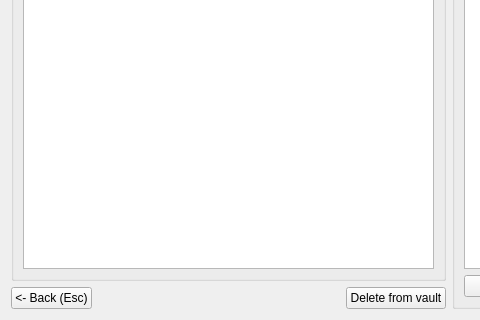
First picture: the form in ui_files/TheShop_Dialog.ui, repository nogasgofast/Adventure_Wrench, before the edit; both pictures show x 0 to 480 and y 266 to 586 of the 898 by 586 pixel window.
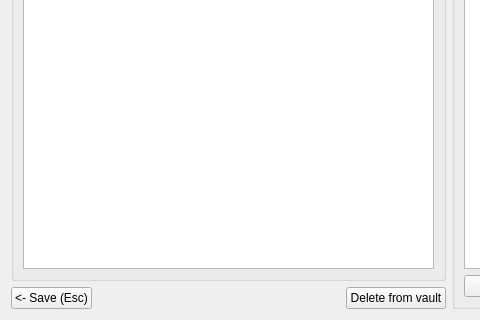
Second picture: the form after the edit.

```diff
--- a/ui_files/TheShop_Dialog.ui
+++ b/ui_files/TheShop_Dialog.ui
@@ -293,7 +293,7 @@
        <item>
         <widget class="QPushButton" name="pushButton_back">
          <property name="text">
-          <string>&lt;- Back (Esc)</string>
+          <string>&lt;- Save (Esc)</string>
          </property>
         </widget>
        </item>
```
Left out of the diff: 9 changed lines with no effect on the pictures.
